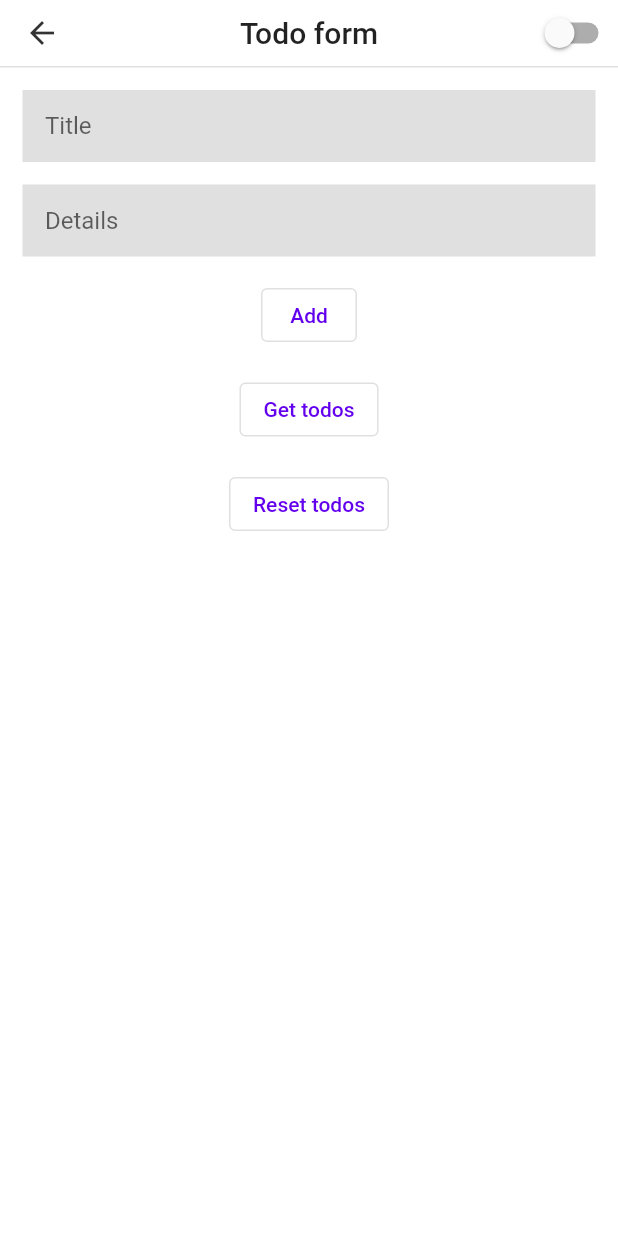
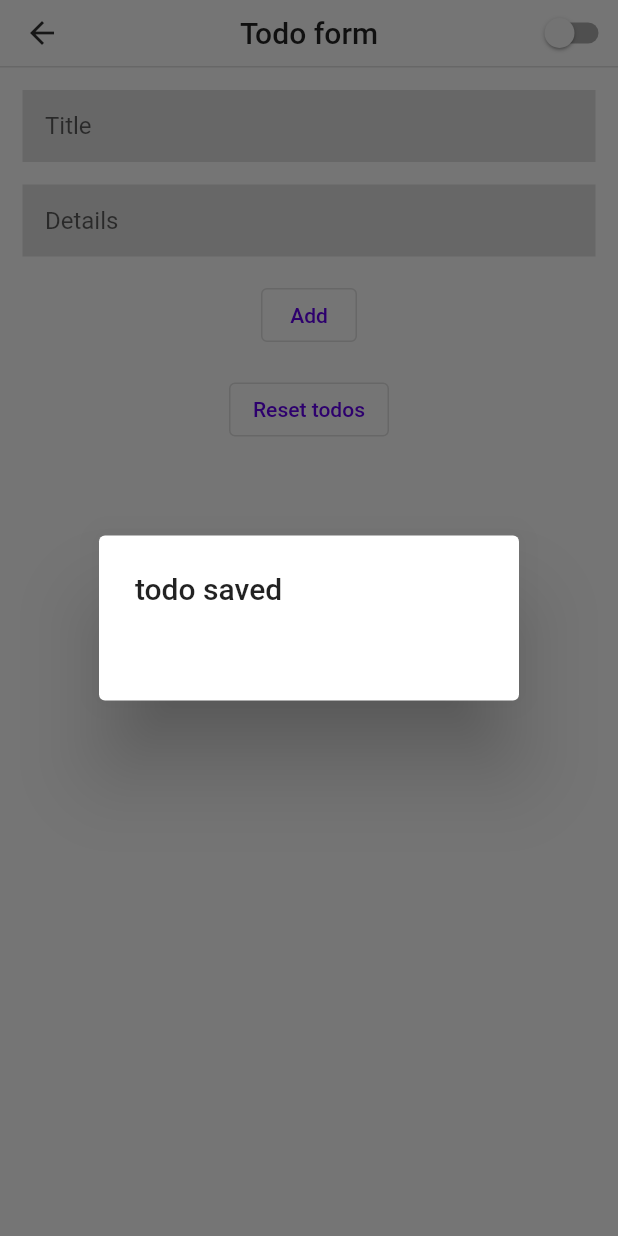
Before and after one commit to jussaurabh/flutter-todolist, a Flutter app: the TodoPage screen opened by its route, after a tap on "Add", on a phone screen of 412 x 824 dp. Run offline on Flutter 3.47's test engine with Material 2 defaults, Android fonts, the phone set to English and light mode, and no system bars; our stand-ins replace shared_preferences; accounts and stored records are empty.

Commit message:
added alert on todo save

```diff
--- a/lib/screens/todo.dart
+++ b/lib/screens/todo.dart
@@ -1,7 +1,7 @@
 import 'package:flutter/material.dart';
 import 'package:provider/provider.dart';
-import 'package:todolist/model/todo.dart';
 import 'package:todolist/provider/theme_provider.dart';
+import 'package:todolist/service/alert.service.dart';
 import 'package:todolist/service/todos.service.dart';
 import 'package:todolist/widgets/myappbar.dart';
 
@@ -15,6 +15,15 @@ class TodoPage extends StatefulWidget {
 class _TodoPageState extends State<TodoPage> {
   final _formKey = GlobalKey<FormState>();
   final _todo = new TodoService();
+  FocusNode titleFocusNode = FocusNode();
+  AlertService alertService = AlertService();
+
+  @override
+  void dispose() {
+    // Clean up the focus node when the Form is disposed.
+    titleFocusNode.dispose();
+    super.dispose();
+  }
 
   @override
   Widget build(BuildContext context) {
@@ -38,6 +47,8 @@ class _TodoPageState extends State<TodoPage> {
                   child: Column(
                     children: [
                       TextFormField(
+                        autofocus: true,
+                        focusNode: titleFocusNode,
                         cursorColor: Colors.green,
                         keyboardType: TextInputType.multiline,
                         decoration: new InputDecoration(
@@ -52,7 +63,6 @@ class _TodoPageState extends State<TodoPage> {
                         onSaved: (newValue) {
                           setState(() {
                             if (newValue != null) {
-                              print('title value - ${newValue}');
                               _todo.todo.title = newValue;
                             }
                           });
@@ -75,7 +85,6 @@ class _TodoPageState extends State<TodoPage> {
                         onSaved: (newValue) {
                           setState(() {
                             if (newValue != null) {
-                              print('details value - ${newValue}');
                               _todo.todo.detail = newValue;
                             }
                           });
@@ -96,27 +105,19 @@ class _TodoPageState extends State<TodoPage> {
                 Container(
                   margin: EdgeInsets.only(top: 15),
                   child: OutlinedButton(
-                      onPressed: () {
-                        print('on save');
+                      onPressed: () async {
                         final form = _formKey.currentState;
 
                         if (form!.validate()) {
                           form.save();
-                          _todo.save();
+                          _formKey.currentState?.reset();
+                          titleFocusNode.requestFocus();
+                          await _todo.save();
+                          alertService.showAlertDialog(
+                              context, 'todo saved', '');
                         }
                       },
                       child: Text('Add')),
-                ),
-                Container(
-                  margin: EdgeInsets.only(top: 15),
-                  child: OutlinedButton(
-                      onPressed: () async {
-                        List<Todo> todosData = await _todo.getTodos();
-                        for (var item in todosData) {
-                          print(item.toJson());
-                        }
-                      },
-                      child: Text('Get todos')),
                 ),
                 Container(
                   margin: EdgeInsets.only(top: 15),
--- /dev/null
+++ b/lib/service/alert.service.dart
@@ -0,0 +1,31 @@
+import 'dart:io';
+import 'package:flutter/cupertino.dart';
+import 'package:flutter/material.dart';
+
+class AlertService {
+  showAlertDialog(BuildContext context, String title, String? content) {
+    if (Platform.isIOS) {
+      showCupertinoDialog(
+          context: context,
+          builder: (context) => CupertinoAlertDialog(
+                title: Text(title),
+                content: content != null ? Text(content) : null,
+                actions: [
+                  CupertinoDialogAction(
+                      child: Text('OK'),
+                      onPressed: () {
+                        Navigator.of(context).pop();
+                      }),
+                ],
+              ));
+    } else {
+      showDialog(
+        context: context,
+        builder: (context) => AlertDialog(
+          title: Text(title),
+          content: content != null ? Text(content) : null,
+        ),
+      );
+    }
+  }
+}
--- a/lib/service/todos.service.dart
+++ b/lib/service/todos.service.dart
@@ -14,11 +14,9 @@ class TodoService {
     List<String> todos = prefs.getStringList(todoPrefKey) ?? [];
 
     String todosData = jsonEncode(this.todo);
-    print('todo data - ${todosData}');
     todos.add(todosData);
 
     await prefs.setStringList(todoPrefKey, todos);
-    print('saved success');
   }
 
   Future<List<Todo>> getTodos() async {
@@ -27,9 +25,9 @@ class TodoService {
 
     List<String> todos = prefs.getStringList(todoPrefKey) ?? [];
     List<Todo> storedTodos = [];
-    for (var item in todos) {
-      storedTodos.add(new Todo.fromJson(jsonDecode(item)));
-    }
+    todos.forEach((element) {
+      storedTodos.add(new Todo.fromJson(jsonDecode(element)));
+    });
     return storedTodos;
   }
 
```
Also changed, not shown: lib/main.dart (+10 -1 lines), lib/screens/home.dart (+2 -27 lines), lib/widgets/todo_list.dart (added, +19 -0 lines).
